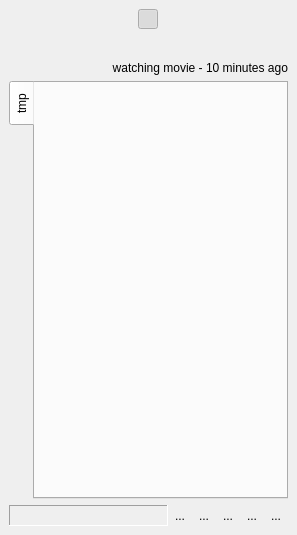
This is src/MainWindow.ui in asolfre/qwit as Qt 5 draws it before an edit. The edited form follows.
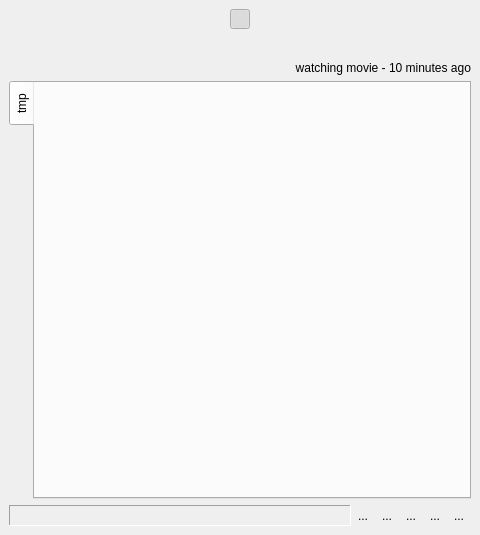
This is the edited form. Icons and pictures are not drawn.

Commit message: Set a minimum widget for the mainwindow.

```diff
--- a/src/MainWindow.ui
+++ b/src/MainWindow.ui
@@ -6,10 +6,16 @@
    <rect>
     <x>0</x>
     <y>0</y>
-    <width>297</width>
+    <width>480</width>
     <height>535</height>
    </rect>
   </property>
+  <property name="minimumSize">
+   <size>
+    <width>480</width>
+    <height>0</height>
+   </size>
+  </property>
   <property name="windowTitle">
    <string>Qwit</string>
   </property>
```
Lines whose indentation alone changed are shown as unchanged.
